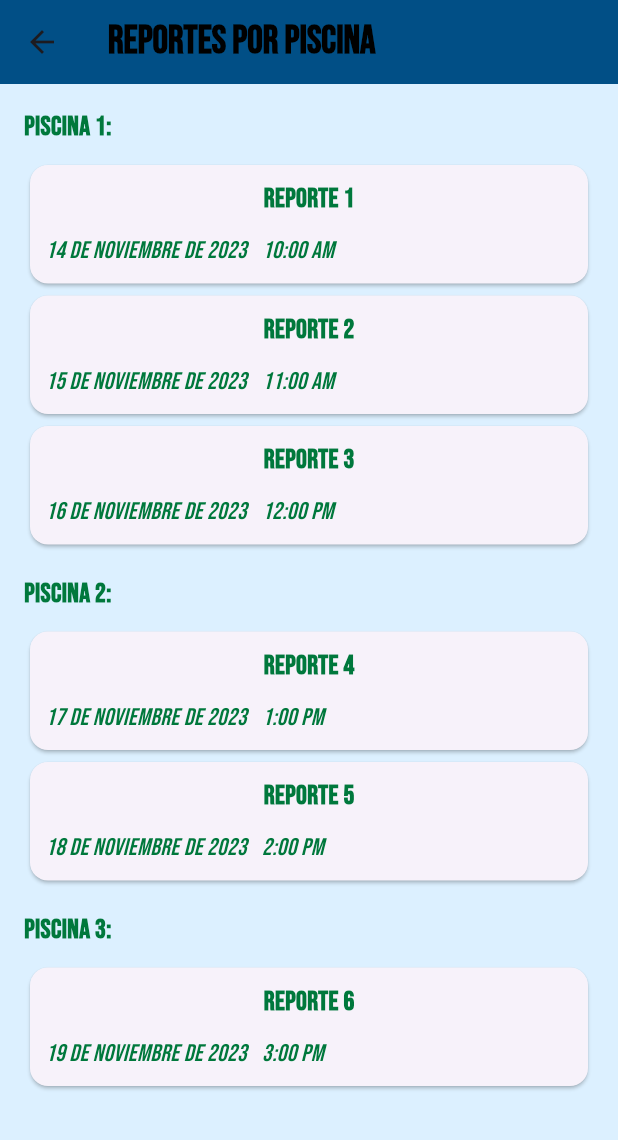
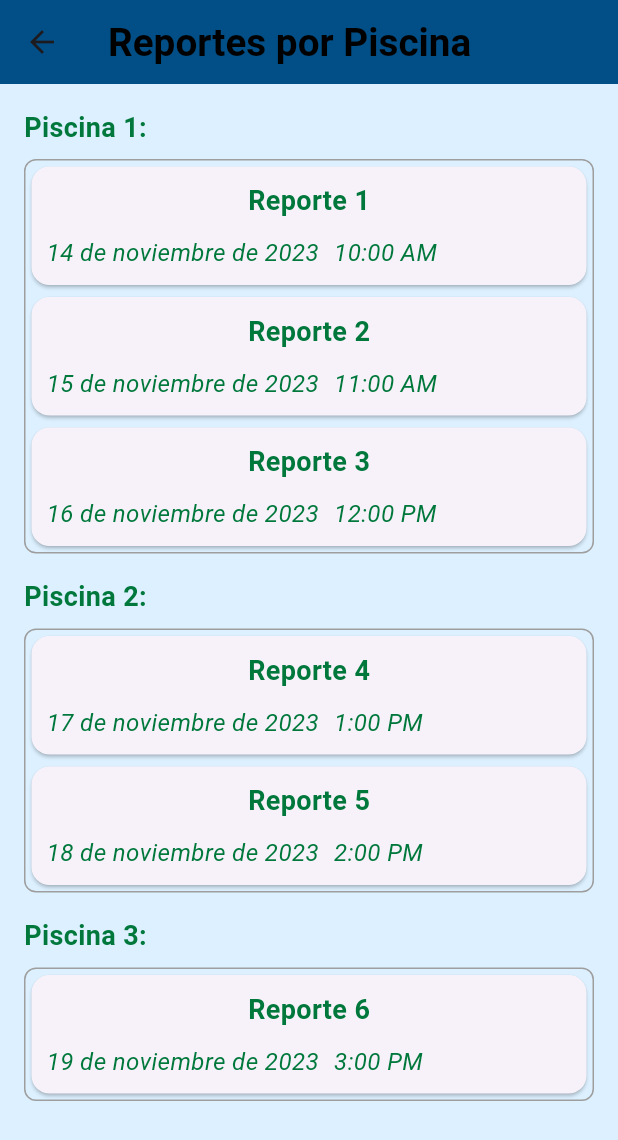
Before and after one commit to ifranco07/SIMP, a Flutter app: the ViewsreportsScreen screen opened directly, on a phone screen of 412 x 824 dp. Shown: the top 1140 px of the screen. Run offline on Flutter 3.47's test engine with Material 3 defaults, Android fonts, the phone set to English and light mode, and no system bars; our stand-ins replace firebase_core, google_fonts; accounts and stored records are empty.

Commit message:
CustomerScreens2

```diff
--- a/lib/Theme/app_theme.dart
+++ b/lib/Theme/app_theme.dart
@@ -1,26 +1,21 @@
-//Definicion de los temas de estilo de lapp
 import 'package:flutter/material.dart';
 import 'package:google_fonts/google_fonts.dart';
 
 class AppTheme {
-  //constante de color primario
-  static const primaryColor = Color.fromARGB(255, 1, 79, 134);
-  //Constante de color secunadrio
-  static const secondaryColor = Color.fromARGB(255, 0, 100, 180);
-  //Constante de color terciario
-  static const tertiaryColor = Color.fromARGB(255, 0, 200, 100);
-  //Constante de color cuarteario
-  static const quaternaryColor = Color.fromARGB(255, 0, 120, 60);
-  //Constante de color de fondo
-  static const backColor = Color.fromARGB(255, 220, 240, 255);
+  // Constantes de colores
+  static const Color primaryColor = Color.fromARGB(255, 1, 79, 134);
+  static const Color secondaryColor = Color.fromARGB(255, 0, 100, 180);
+  static const Color tertiaryColor = Color.fromARGB(255, 0, 200, 100);
+  static const Color quaternaryColor = Color.fromARGB(255, 0, 120, 60);
+  static const Color backColor = Color.fromARGB(255, 220, 240, 255);
 
-  //constante de temas
   static final ThemeData lightTheme = ThemeData.light().copyWith(
     scaffoldBackgroundColor: backColor,
-    appBarTheme: AppBarTheme(
+    appBarTheme: const AppBarTheme(
       color: primaryColor,
-      titleTextStyle: GoogleFonts.bebasNeue(
-        color: const Color.fromARGB(255, 0, 0, 0),
+      titleTextStyle: TextStyle(
+        fontFamily: 'Roboto',
+        color: Color.fromARGB(255, 0, 0, 0),
         fontSize: 25.8,
         fontWeight: FontWeight.bold,
       ),
@@ -31,40 +26,41 @@ class AppTheme {
     ),
     elevatedButtonTheme: ElevatedButtonThemeData(
       style: ButtonStyle(
-          backgroundColor: WidgetStateProperty.all(
-            const Color.fromARGB(255, 255, 255, 255),
-          ),
-          foregroundColor: WidgetStateProperty.all(
-            const Color.fromARGB(255, 0, 0, 0),
-          ),
-          textStyle: WidgetStateProperty.all(GoogleFonts.pacifico(
-            fontSize: 25.0,
-          ))),
+        backgroundColor: WidgetStateProperty.resolveWith((states) => const Color.fromARGB(255, 255, 255, 255)),
+        foregroundColor: WidgetStateProperty.resolveWith((states) => const Color.fromARGB(255, 0, 0, 0)),
+        textStyle: WidgetStateProperty.resolveWith((states) => const TextStyle(
+          fontFamily: 'Roboto',
+          fontSize: 25.0,
+        )),
+      ),
     ),
-    textTheme: TextTheme(
-      //titulos muy grandes
-      headlineLarge: GoogleFonts.bebasNeue(
+    textTheme: const TextTheme(
+      headlineLarge: TextStyle(
+        fontFamily: 'Roboto',
         color: primaryColor,
         fontSize: 50.5,
         fontWeight: FontWeight.w500,
         decorationStyle: TextDecorationStyle.wavy,
         decorationThickness: 1.0,
       ),
-      headlineMedium: GoogleFonts.montserrat(
+      headlineMedium: TextStyle(
+        fontFamily: 'Roboto',
         color: secondaryColor,
         fontSize: 21.5,
         fontWeight: FontWeight.bold,
       ),
-      //estilo para texto muy pequeño
-      bodySmall: GoogleFonts.bebasNeue(
+      bodySmall: TextStyle(
+        fontFamily: 'Montserrat',
         color: secondaryColor,
-        fontSize: 16.0
-        ),
-      bodyMedium: GoogleFonts.bebasNeue(
+        fontSize: 16.0,
+      ),
+      bodyMedium: TextStyle(
+        fontFamily: 'Montserrat',
         color: quaternaryColor,
         fontSize: 20.0,
       ),
-      bodyLarge: GoogleFonts.bebasNeue(
+      bodyLarge: TextStyle(
+        fontFamily: 'Montserrat',
         color: primaryColor,
         fontSize: 24.0,
       ),
--- a/lib/screens/login_screen.dart
+++ b/lib/screens/login_screen.dart
@@ -1,5 +1,6 @@
 import 'package:flutter/material.dart';
 import 'package:simp/Theme/app_theme.dart';
+import 'package:simp/screens/users/Cliente/customerhome_screen.dart';
 import 'users/Admin/adminhome_screen.dart';
 import 'resetpassword_screen.dart';
 
@@ -199,7 +200,7 @@ class _LoginScreenState extends State<LoginScreen> {
     // Aquí irá la lógica para validar el inicio de sesión y redirigir al usuario según su rol.
     Navigator.pushReplacement(
       context,
-      MaterialPageRoute(builder: (context) => const AdminHomeScreen(adminName: '',)),
+      MaterialPageRoute(builder: (context) => const CustomerHomeScreen(clienteName: '',)),
     );
   }
 }
--- a/lib/screens/users/Admin/edituser_screen.dart
+++ b/lib/screens/users/Admin/edituser_screen.dart
@@ -4,7 +4,7 @@ import 'viewsusers_screen.dart';
 class EditUserScreen extends StatelessWidget {
   final User user;
 
-  const EditUserScreen({required this.user});
+  const EditUserScreen({super.key, required this.user});
 
   @override
   Widget build(BuildContext context) {
--- a/lib/screens/users/Cliente/reportsviews_screen.dart.dart
+++ b/lib/screens/users/Cliente/reportsviews_screen.dart.dart
@@ -1,25 +1,26 @@
 import 'package:flutter/material.dart';
-
+import 'package:simp/screens/users/Admin/viewsreports_screen.dart';
+import 'package:simp/screens/users/Cliente/addresports_screen.dart';
 class ViewsreportsScreen extends StatelessWidget {
   const ViewsreportsScreen({super.key});
 
   @override
   Widget build(BuildContext context) {
-    // Ejemplo de mapa que relaciona piscinas con reportes de limpieza
     Map<String, List<Map<String, String>>> piscinasReportes = {
       'Piscina 1': [
         {'title': 'Reporte 1', 'date': '14 de noviembre de 2023', 'time': '10:00 AM'},
         {'title': 'Reporte 2', 'date': '15 de noviembre de 2023', 'time': '11:00 AM'},
         {'title': 'Reporte 3', 'date': '16 de noviembre de 2023', 'time': '12:00 PM'},
+        // Agrega más reportes según sea necesario
       ],
       'Piscina 2': [
         {'title': 'Reporte 4', 'date': '17 de noviembre de 2023', 'time': '1:00 PM'},
         {'title': 'Reporte 5', 'date': '18 de noviembre de 2023', 'time': '2:00 PM'},
+        // Agrega más reportes según sea necesario
       ],
       'Piscina 3': [
         {'title': 'Reporte 6', 'date': '19 de noviembre de 2023', 'time': '3:00 PM'},
       ],
-      // Agrega más piscinas y sus reportes según sea necesario
     };
 
     return Scaffold(
@@ -37,24 +38,31 @@ class ViewsreportsScreen extends StatelessWidget {
             return Column(
               crossAxisAlignment: CrossAxisAlignment.start,
               children: [
-                Text(
-                  '$piscina:',
-                  style: const TextStyle(fontWeight: FontWeight.bold, fontSize: 18),
+                Padding(
+                  padding: const EdgeInsets.only(bottom: 8.0),
+                  child: Text(
+                    '$piscina:',
+                    style: const TextStyle(fontWeight: FontWeight.bold, fontSize: 18),
+                  ),
                 ),
-                const SizedBox(height: 8),
-                ListView.builder(
-                  shrinkWrap: true,
-                  physics: const NeverScrollableScrollPhysics(),
-                  itemCount: reportes.length,
-                  itemBuilder: (context, index) {
-                    Map<String, String> reporte = reportes[index];
-                    return ReportCard(
-                      key: ValueKey(index), // Agrega un ValueKey para evitar errores de duplicación de claves
-                      title: reporte['title'] ?? '', // Maneja valores nulos proporcionando un valor predeterminado
-                      date: reporte['date'] ?? '', // Maneja valores nulos proporcionando un valor predeterminado
-                      time: reporte['time'] ?? '', // Maneja valores nulos proporcionando un valor predeterminado
-                    );
-                  },
+                Container(
+                  decoration: BoxDecoration(
+                    border: Border.all(color: Colors.grey),
+                    borderRadius: BorderRadius.circular(8.0),
+                  ),
+                  // Envuelve el Container con SingleChildScrollView
+                  child: SingleChildScrollView(
+                    child: Column(
+                      children: reportes
+                          .map((reporte) => ReportCard(
+                                key: ValueKey(reporte['title']),
+                                title: reporte['title'] ?? '',
+                                date: reporte['date'] ?? '',
+                                time: reporte['time'] ?? '',
+                              ))
+                          .toList(),
+                    ),
+                  ),
                 ),
                 const SizedBox(height: 16),
               ],
@@ -65,56 +73,3 @@ class ViewsreportsScreen extends StatelessWidget {
     );
   }
 }
-
-class ReportCard extends StatelessWidget {
-  const ReportCard({
-    super.key, // Agrega un parámetro de clave
-    this.title = '', // Proporciona valores predeterminados y permite valores nulos
-    this.date = '', // Proporciona valores predeterminados y permite valores nulos
-    this.time = '', // Proporciona valores predeterminados y permite valores nulos
-  }); // Llama al constructor super con la clave
-
-  final String title;
-  final String date;
-  final String time;
-
-  @override
-  Widget build(BuildContext context) {
-    return Card(
-      child: Padding(
-        padding: const EdgeInsets.all(10.0),
-        child: Column(
-          children: <Widget>[
-            Text(
-              title,
-              style: const TextStyle(
-                fontSize: 18.0,
-                fontWeight: FontWeight.bold,
-              ),
-            ),
-            const SizedBox(height: 10.0),
-            Row(
-              children: <Widget>[
-                Text(
-                  date,
-                  style: const TextStyle(
-                    fontSize: 16.0,
-                    fontStyle: FontStyle.italic,
-                  ),
-                ),
-                const SizedBox(width: 10.0),
-                Text(
-                  time,
-                  style: const TextStyle(
-                    fontSize: 16.0,
-                    fontStyle: FontStyle.italic,
-                  ),
-                ),
-              ],
-            ),
-          ],
-        ),
-      ),
-    );
-  }
-}
```
Also changed, not shown: lib/screens/users/Admin/adminhome_screen.dart (+3 -4 lines), lib/screens/users/Cliente/addresports_screen.dart (+83 -0 lines), lib/screens/users/Cliente/customerhome_screen.dart (renamed from lib/screens/users/Cliente/customhome_screen.dart, +14 -15 lines), lib/screens/users/Cliente/datapool_screen.dart (+62 -0 lines), lib/screens/users/Cliente/control_screen.dart (deleted).
